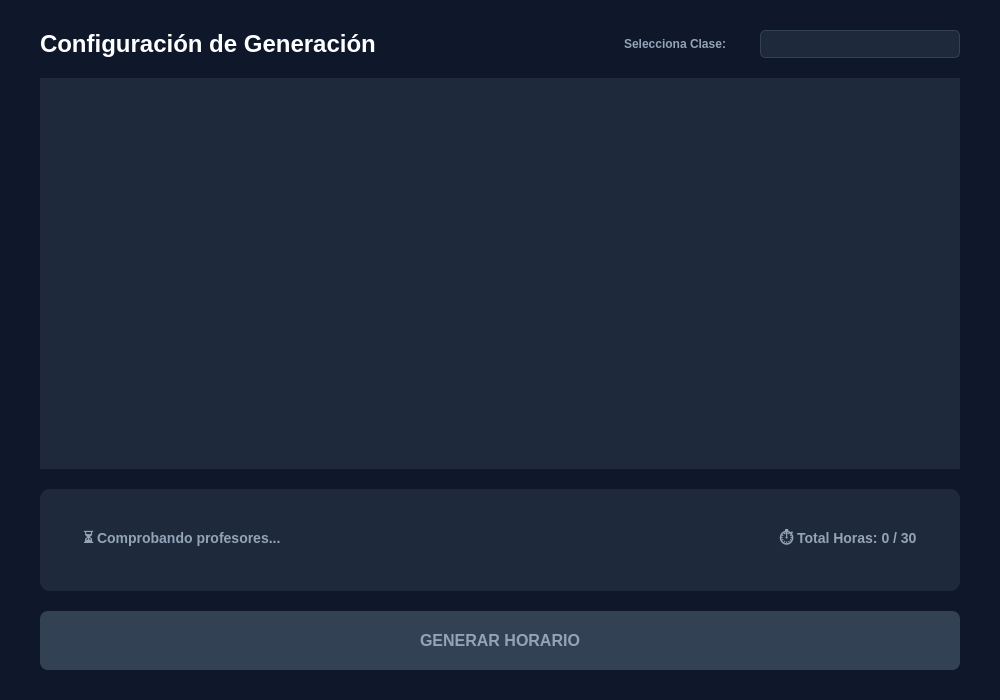
Qt form ui/pages/pagina_generador.ui (moramirete/generadorHorarios) before a commit.
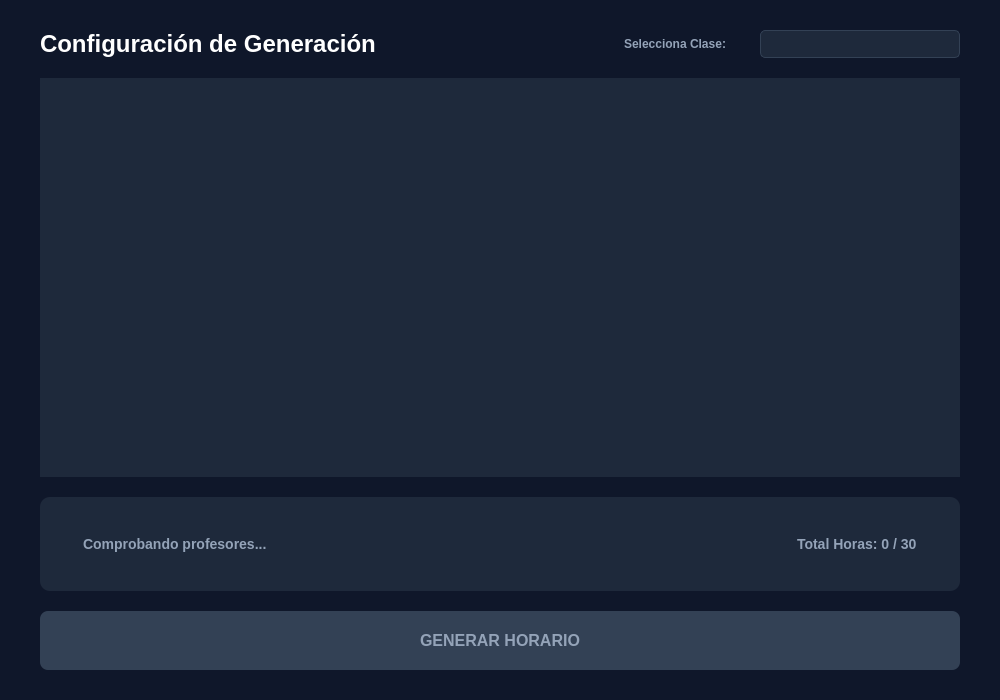
The same form after that commit.

```diff
--- a/ui/pages/pagina_generador.ui
+++ b/ui/pages/pagina_generador.ui
@@ -101,7 +101,7 @@
          <string>font-size: 14px; font-weight: bold; color: #94a3b8;</string>
         </property>
         <property name="text">
-         <string>⏳ Comprobando profesores...</string>
+         <string>Comprobando profesores...</string>
         </property>
        </widget>
       </item>
@@ -124,7 +124,7 @@
          <string>font-size: 14px; font-weight: bold; color: #94a3b8;</string>
         </property>
         <property name="text">
-         <string>⏱ Total Horas: 0 / 30</string>
+         <string>Total Horas: 0 / 30</string>
         </property>
        </widget>
       </item>
```
